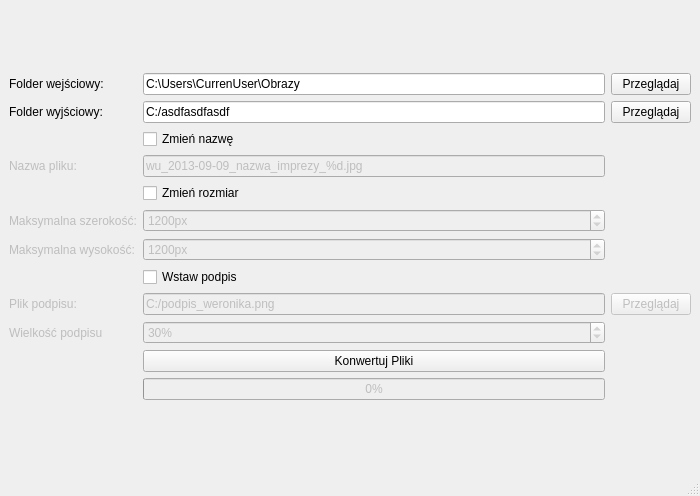
Qt form zlosnica/zlosnica.ui (seler/zlosnica) before a commit.
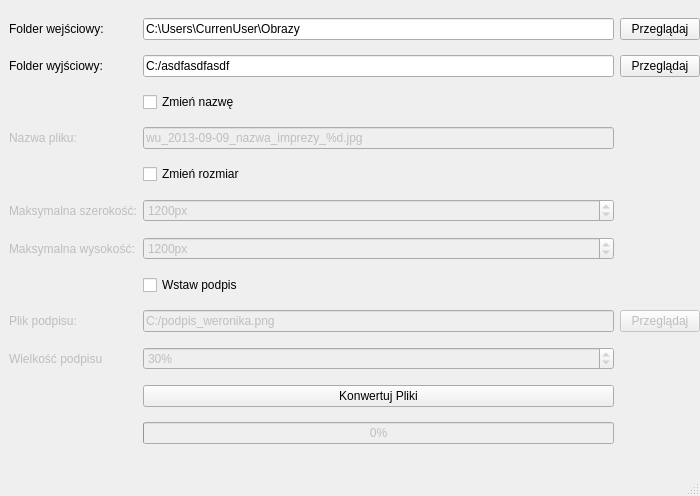
The same form after that commit.

Commit message: ładne gui i progressbar

Diff of the .ui file:
```diff
--- a/zlosnica/zlosnica.ui
+++ b/zlosnica/zlosnica.ui
@@ -22,8 +22,6 @@
   </property>
   <widget class="QWidget" name="centralwidget">
    <layout class="QGridLayout" name="gridLayout">
-    <item row="0" column="0">
-     <layout class="QGridLayout" name="layout">
       <property name="rightMargin">
        <number>0</number>
       </property>
@@ -287,8 +285,6 @@
        </widget>
       </item>
      </layout>
-    </item>
-   </layout>
   </widget>
   <widget class="QMenuBar" name="menubar">
    <property name="geometry">
```
Left out of the diff: 359 changed lines with no effect on the pictures. Lines whose indentation alone changed are shown as unchanged. The commit also changes 2 other files.
